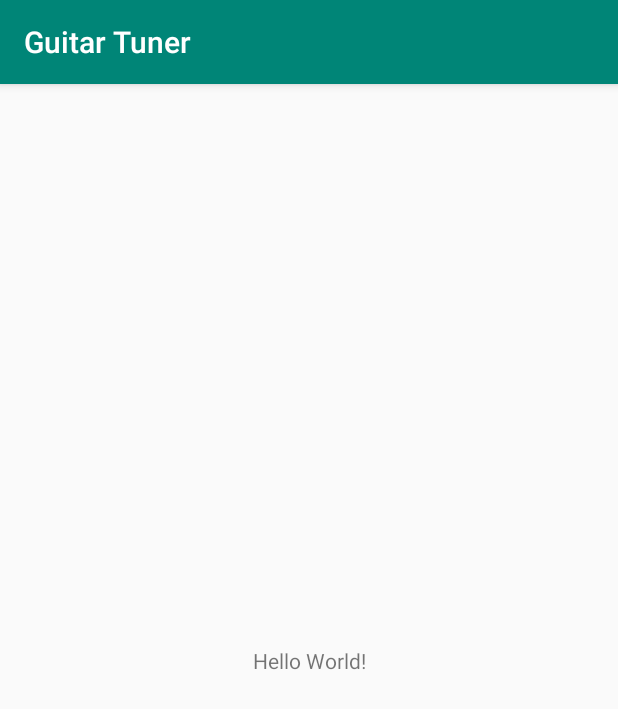
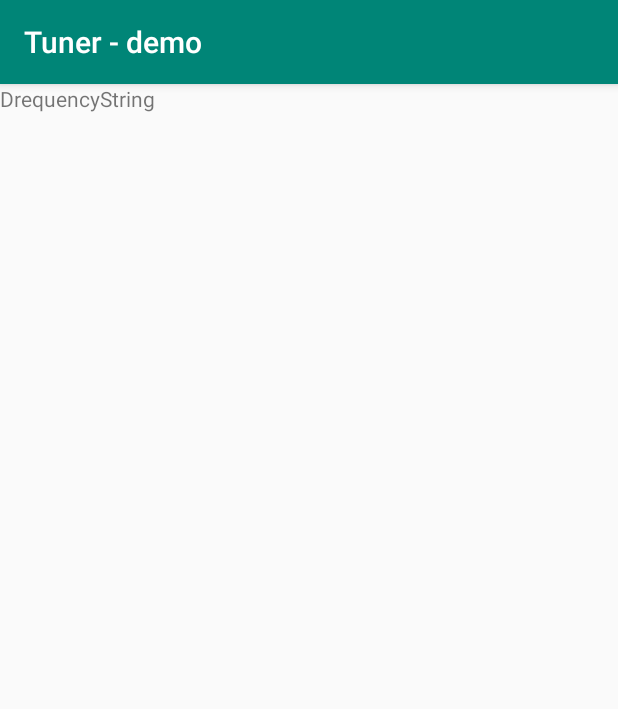
Before and after one commit to krystian-rymon-lipinski/guitar-tuner, an Android app: the screen it shows after launch (MainActivity), on a phone screen of 412 x 824 dp. Shown: the top 709 px of the screen. Run offline under Robolectric (Android 15) with nearby library versions, the phone set to English and light mode, and no system bars.

```diff
--- a/app/src/main/AndroidManifest.xml
+++ b/app/src/main/AndroidManifest.xml
@@ -2,14 +2,19 @@
 <manifest xmlns:android="http://schemas.android.com/apk/res/android"
     package="com.krystian.guitartuner">
 
+    <uses-permission android:name="android.permission.RECORD_AUDIO" />
     <application
+
         android:allowBackup="true"
         android:icon="@mipmap/ic_launcher"
         android:label="@string/app_name"
         android:roundIcon="@mipmap/ic_launcher_round"
         android:supportsRtl="true"
-        android:theme="@style/AppTheme">
+        android:theme="@style/AppTheme" >
+
+
         <activity android:name=".MainActivity">
+
             <intent-filter>
                 <action android:name="android.intent.action.MAIN" />
 
@@ -18,4 +23,5 @@
         </activity>
     </application>
 
+
 </manifest>
--- a/app/src/main/java/com/krystian/guitartuner/MainActivity.java
+++ b/app/src/main/java/com/krystian/guitartuner/MainActivity.java
@@ -1,7 +1,11 @@
 package com.krystian.guitartuner;
 
+import android.media.AudioFormat;
+import android.media.AudioRecord;
+import android.media.MediaRecorder;
 import android.support.v7.app.AppCompatActivity;
 import android.os.Bundle;
+import android.util.Log;
 
 public class MainActivity extends AppCompatActivity {
 
@@ -9,5 +13,16 @@ public class MainActivity extends AppCompatActivity {
     protected void onCreate(Bundle savedInstanceState) {
         super.onCreate(savedInstanceState);
         setContentView(R.layout.activity_main);
+
+        short[] buffer = new short[256];
+
+        SignalProcessing signal = new SignalProcessing();
+        signal.record();
+
+        for(short buff : buffer) {
+            Log.v("Array", ""+buff);
+        }
+
+        }
+
     }
-}
--- /dev/null
+++ b/app/src/main/java/com/krystian/guitartuner/SignalProcessing.java
@@ -0,0 +1,43 @@
+package com.krystian.guitartuner;
+
+import android.media.AudioFormat;
+import android.media.AudioRecord;
+import android.media.MediaRecorder;
+import android.util.Log;
+
+public class SignalProcessing {
+
+    private static final int SAMPLE_RATE = 44100; //Hz
+    private static final int MIN_BUFFER = AudioRecord.getMinBufferSize(SAMPLE_RATE, AudioFormat.CHANNEL_IN_MONO,
+            AudioFormat.ENCODING_PCM_16BIT);
+    private static final AudioRecord AUDIO_RECORD = new AudioRecord(MediaRecorder.AudioSource.MIC, SAMPLE_RATE,
+            AudioFormat.CHANNEL_IN_MONO, AudioFormat.ENCODING_PCM_16BIT, MIN_BUFFER);
+
+    private short[] buffer = new short[256];
+    private short[] fullTable = new short[8000]; //
+
+    public SignalProcessing() {
+    }
+
+    public void record() {
+        int numberOfChunks = fullTable.length / buffer.length;
+        AUDIO_RECORD.startRecording();
+
+
+
+        for(int i=0; i<numberOfChunks; i++) {
+            AUDIO_RECORD.read(buffer, 0, buffer.length);
+            for(int j=0; j<buffer.length; j++) {
+                fullTable[i*buffer.length+j] = buffer[j];
+            }
+        }
+        for(int i=0; i<fullTable.length; i++) {
+            if(fullTable[i] > 0)
+                Log.v("Array", "Array["+i+"]"+fullTable[i]);
+        }
+    }
+
+    public void calculateDFT() {
+
+    }
+}
--- a/app/src/main/res/layout/activity_main.xml
+++ b/app/src/main/res/layout/activity_main.xml
@@ -1,5 +1,5 @@
 <?xml version="1.0" encoding="utf-8"?>
-<android.support.constraint.ConstraintLayout xmlns:android="http://schemas.android.com/apk/res/android"
+<LinearLayout xmlns:android="http://schemas.android.com/apk/res/android"
     xmlns:app="http://schemas.android.com/apk/res-auto"
     xmlns:tools="http://schemas.android.com/tools"
     android:layout_width="match_parent"
@@ -9,10 +9,11 @@
     <TextView
         android:layout_width="wrap_content"
         android:layout_height="wrap_content"
-        android:text="Hello World!"
-        app:layout_constraintBottom_toBottomOf="parent"
-        app:layout_constraintLeft_toLeftOf="parent"
-        app:layout_constraintRight_toRightOf="parent"
-        app:layout_constraintTop_toTopOf="parent" />
+        android:text="Drequency" />
 
-</android.support.constraint.ConstraintLayout>
+    <TextView
+        android:layout_width="wrap_content"
+        android:layout_height="wrap_content"
+        android:text="String" />
+
+</LinearLayout>
--- a/app/src/main/res/values/strings.xml
+++ b/app/src/main/res/values/strings.xml
@@ -1,3 +1,3 @@
 <resources>
-    <string name="app_name">Guitar Tuner</string>
+    <string name="app_name">Tuner - demo</string>
 </resources>
```
